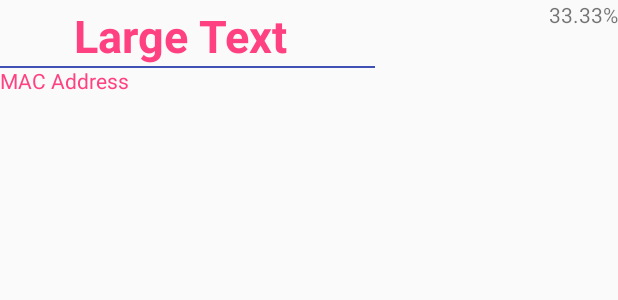
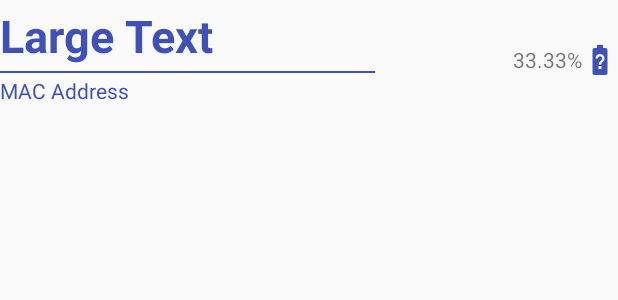
Before and after one commit to mathildegui/TheBlueBattery, an Android app: the layout device_list_item.xml on its own in the app's theme, with its tools: preview values and no code run, on a phone screen of 412 x 824 dp. Shown: the top 300 px of the screen. Run offline under Robolectric (Android 15) with nearby library versions, the phone set to English and light mode, and no system bars.

Commit message:
Add get battery on click et improve design

```diff
--- /dev/null
+++ b/app/src/main/res/drawable/ic_battery_unknown_black_24dp.xml
@@ -0,0 +1,9 @@
+<vector xmlns:android="http://schemas.android.com/apk/res/android"
+        android:width="24dp"
+        android:height="24dp"
+        android:viewportWidth="24.0"
+        android:viewportHeight="24.0">
+    <path
+        android:fillColor="#FF000000"
+        android:pathData="M15.67,4L14,4L14,2h-4v2L8.33,4C7.6,4 7,4.6 7,5.33v15.33C7,21.4 7.6,22 8.33,22h7.33c0.74,0 1.34,-0.6 1.34,-1.33L17,5.33C17,4.6 16.4,4 15.67,4zM12.95,17.95h-1.9v-1.9h1.9v1.9zM14.3,12.69s-0.38,0.42 -0.67,0.71c-0.48,0.48 -0.83,1.15 -0.83,1.6h-1.6c0,-0.83 0.46,-1.52 0.93,-2l0.93,-0.94c0.27,-0.27 0.44,-0.65 0.44,-1.06 0,-0.83 -0.67,-1.5 -1.5,-1.5s-1.5,0.67 -1.5,1.5L9,11c0,-1.66 1.34,-3 3,-3s3,1.34 3,3c0,0.66 -0.27,1.26 -0.7,1.69z"/>
+</vector>
--- a/app/src/main/res/layout/device_list_item.xml
+++ b/app/src/main/res/layout/device_list_item.xml
@@ -1,24 +1,21 @@
 <?xml version="1.0" encoding="utf-8"?>
 <RelativeLayout xmlns:android="http://schemas.android.com/apk/res/android"
-    android:orientation="vertical" android:layout_width="fill_parent"
-    android:layout_height="85dp"
-    android:weightSum="1"
-    >
-
+    xmlns:tools="http://schemas.android.com/tools"
+    android:orientation="vertical"
+    android:layout_width="match_parent"
+    android:layout_height="80dp" >
 
     <TextView
-        android:layout_width="240dp"
+        android:layout_width="wrap_content"
         android:layout_height="wrap_content"
         android:textAppearance="?android:attr/textAppearanceLarge"
-        android:text="Large Text"
+        tools:text="Large Text"
         android:id="@+id/titleTextView"
-        android:layout_gravity="center"
         android:textStyle="bold"
-        android:layout_weight="0.04"
         android:paddingTop="3dp"
-        android:textAlignment="center"
-        android:textSize="30dp"
-        android:textColor="@color/colorAccent"
+        android:paddingBottom="3dp"
+        android:textSize="30sp"
+        android:textColor="@color/colorPrimary"
         android:singleLine="true" />
 
     <View
@@ -28,25 +25,29 @@
         android:background="@color/colorPrimary"
         android:layout_below="@+id/titleTextView"
         />
+
     <TextView
-        android:layout_width="200dp"
-        android:layout_height="30dp"
-        android:text="MAC Address"
+        android:layout_width="wrap_content"
+        android:layout_height="wrap_content"
+        tools:text="MAC Address"
         android:id="@+id/macAddress"
+        android:singleLine="true"
+        android:paddingTop="3dp"
+        android:paddingBottom="3dp"
         android:layout_below="@+id/titleTextView"
-        android:layout_alignParentLeft="true"
         android:layout_alignParentStart="true"
         android:layout_alignParentBottom="true"
-        android:layout_alignRight="@+id/titleTextView"
         android:layout_alignEnd="@+id/titleTextView"
-        android:textOff="Disconnect"
-        android:textOn="Connect"
-        android:textColor="@color/colorAccent" />
+        android:textColor="@color/colorPrimary" />
 
     <TextView
         android:layout_width="wrap_content"
         android:layout_height="wrap_content"
         android:id="@+id/battery"
+        android:drawableEnd="@drawable/ic_battery_unknown_black_24dp"
         android:text="33.33%"
+        android:drawableTint="@color/colorPrimary"
+        android:gravity="center_vertical"
+        android:layout_centerVertical="true"
         android:layout_alignParentEnd="true"/>
 </RelativeLayout>
```
Also changed, not shown: app/src/main/java/com/mathildeguillossou/thebluebattery/BlankFragment.kt (+16 -6 lines), app/src/main/java/com/mathildeguillossou/thebluebattery/DeviceListAdapter.kt (+5 -3 lines), app/src/main/java/com/mathildeguillossou/thebluebattery/ble/BLEService.java (+6 -4 lines), app/src/main/res/layout/fragment_blank.xml (+11 -6 lines).
